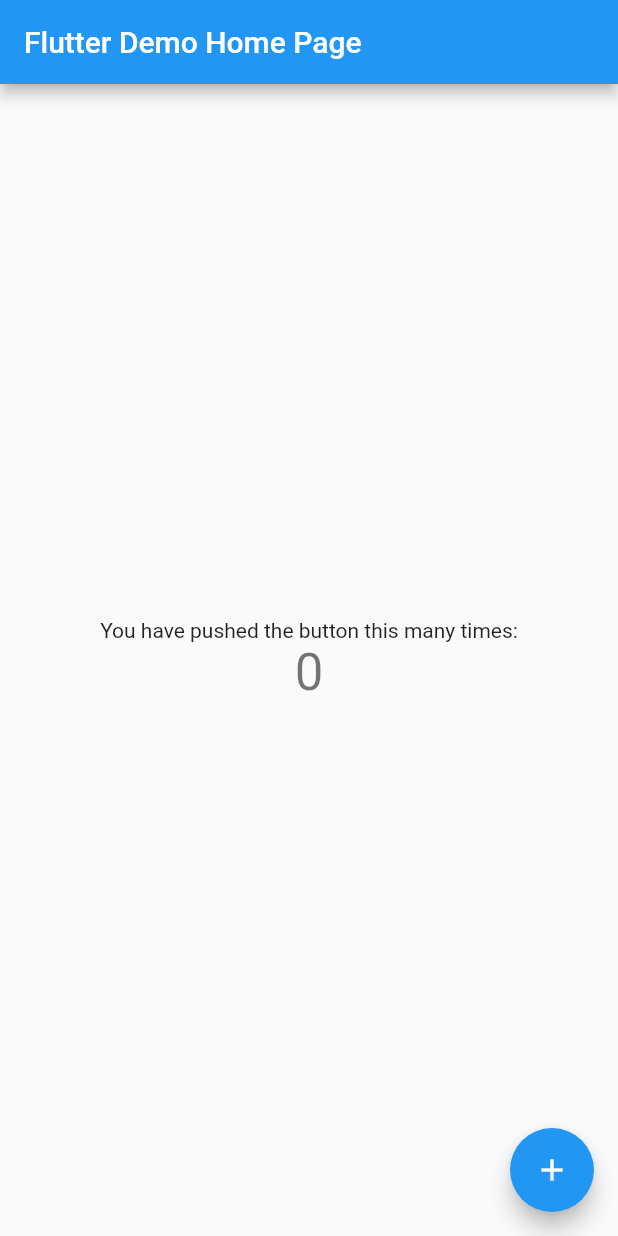
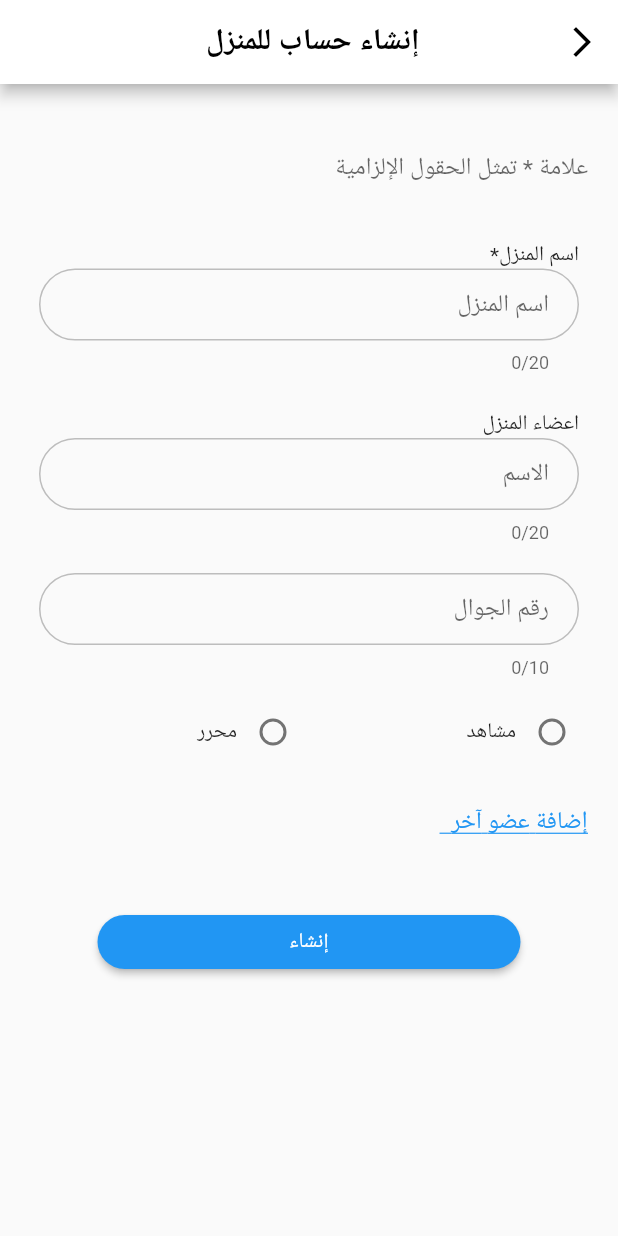
Before and after one commit to reemswe/rashd, a Flutter app: the screen it shows after launch, on a phone screen of 412 x 824 dp. Run offline on Flutter 3.47's test engine with Material 2 defaults, Android fonts, the light colour scheme and no system bars.

Commit message:
basic functionality
yet to deploy Firebase

```diff
--- /dev/null
+++ b/lib/create_house_account.dart
@@ -0,0 +1,244 @@
+import 'package:flutter/material.dart';
+
+class CreateHouseAccount extends StatefulWidget {
+  const CreateHouseAccount({super.key});
+
+  @override
+  State<CreateHouseAccount> createState() => _CreateHouseAccountState();
+}
+
+class _CreateHouseAccountState extends State<CreateHouseAccount> {
+  TextEditingController name = TextEditingController();
+  TextEditingController phone = TextEditingController();
+
+  @override
+  Widget build(BuildContext context) {
+    String memberRole1 = "role";
+    return Scaffold(
+      appBar: AppBar(
+        title: const Text(
+          ' إنشاء حساب للمنزل',
+          style: TextStyle(color: Colors.black, fontWeight: FontWeight.bold),
+        ),
+        centerTitle: true,
+        backgroundColor: Colors.white,
+        foregroundColor: Colors.black,
+        leading: const Text(''),
+        actions: [
+          IconButton(
+            icon: const Icon(Icons.arrow_forward_ios),
+            onPressed: () {
+              Navigator.of(context).pop();
+            },
+          ),
+        ],
+      ),
+      body: Container(
+        transformAlignment: Alignment.topRight,
+        child: ListView(
+          padding: const EdgeInsets.all(20),
+          children: [
+            Container(
+                //padding: const EdgeInsets.fromLTRB(6, 12, 6, 12),
+                padding: const EdgeInsets.fromLTRB(6, 12, 0, 12),
+                child: TextFormField(
+                  // maxLength: 20,
+                  readOnly: true,
+                  textAlign: TextAlign.right,
+                  decoration: const InputDecoration(
+                    hintText: 'علامة * تمثل الحقول الإلزامية',
+                    contentPadding: EdgeInsets.fromLTRB(20, 10, 0, 10),
+                    border: InputBorder.none,
+                  ),
+                )),
+            Container(
+                padding: const EdgeInsets.fromLTRB(6, 12, 6, 12),
+                child: Column(
+                    crossAxisAlignment: CrossAxisAlignment.stretch,
+                    children: <Widget>[
+                      const Text('*اسم المنزل', textAlign: TextAlign.right),
+                      TextFormField(
+                        controller: name,
+                        maxLength: 20,
+                        textAlign: TextAlign.right,
+                        decoration: InputDecoration(
+                          hintText: 'اسم المنزل',
+                          contentPadding:
+                              const EdgeInsets.fromLTRB(20, 10, 20, 10),
+                          focusedBorder: OutlineInputBorder(
+                              borderRadius: BorderRadius.circular(100.0),
+                              borderSide: const BorderSide(color: Colors.grey)),
+                          enabledBorder: OutlineInputBorder(
+                              borderRadius: BorderRadius.circular(100.0),
+                              borderSide:
+                                  BorderSide(color: Colors.grey.shade400)),
+                          errorBorder: OutlineInputBorder(
+                              borderRadius: BorderRadius.circular(100.0),
+                              borderSide: const BorderSide(
+                                  color: Colors.red, width: 2.0)),
+                          focusedErrorBorder: OutlineInputBorder(
+                              borderRadius: BorderRadius.circular(100.0),
+                              borderSide: const BorderSide(
+                                  color: Colors.red, width: 2.0)),
+                        ),
+                      )
+                    ])),
+            Container(
+                padding: const EdgeInsets.fromLTRB(6, 12, 6, 12),
+                child: Column(
+                    crossAxisAlignment: CrossAxisAlignment.stretch,
+                    children: <Widget>[
+                      const Text('اعضاء المنزل ', textAlign: TextAlign.right),
+                      TextFormField(
+                        // maxLength: 20,
+                        maxLength: 20,
+
+                        textAlign: TextAlign.right,
+                        decoration: InputDecoration(
+                          hintText: ' الاسم ',
+                          contentPadding:
+                              const EdgeInsets.fromLTRB(20, 10, 20, 10),
+                          focusedBorder: OutlineInputBorder(
+                              borderRadius: BorderRadius.circular(100.0),
+                              borderSide: const BorderSide(color: Colors.grey)),
+                          enabledBorder: OutlineInputBorder(
+                              borderRadius: BorderRadius.circular(100.0),
+                              borderSide:
+                                  BorderSide(color: Colors.grey.shade400)),
+                          errorBorder: OutlineInputBorder(
+                              borderRadius: BorderRadius.circular(100.0),
+                              borderSide: const BorderSide(
+                                  color: Colors.red, width: 2.0)),
+                          focusedErrorBorder: OutlineInputBorder(
+                              borderRadius: BorderRadius.circular(100.0),
+                              borderSide: const BorderSide(
+                                  color: Colors.red, width: 2.0)),
+                        ),
+                      ),
+                      const SizedBox(
+                        height: 20,
+                      ),
+                      TextFormField(
+                        // maxLength: 20,
+                        maxLength: 10,
+                        textAlign: TextAlign.right,
+                        decoration: InputDecoration(
+                          hintText: ' رقم الجوال ',
+                          contentPadding:
+                              const EdgeInsets.fromLTRB(20, 10, 20, 10),
+                          focusedBorder: OutlineInputBorder(
+                              borderRadius: BorderRadius.circular(100.0),
+                              borderSide: const BorderSide(color: Colors.grey)),
+                          enabledBorder: OutlineInputBorder(
+                              borderRadius: BorderRadius.circular(100.0),
+                              borderSide:
+                                  BorderSide(color: Colors.grey.shade400)),
+                          errorBorder: OutlineInputBorder(
+                              borderRadius: BorderRadius.circular(100.0),
+                              borderSide: const BorderSide(
+                                  color: Colors.red, width: 2.0)),
+                          focusedErrorBorder: OutlineInputBorder(
+                              borderRadius: BorderRadius.circular(100.0),
+                              borderSide: const BorderSide(
+                                  color: Colors.red, width: 2.0)),
+                        ),
+                        keyboardType: TextInputType.number,
+                      ),
+                    ])),
+            Row(
+              //mainAxisAlignment: MainAxisAlignment.end,
+              children: [
+                const Expanded(
+                  child: Text(
+                    '  محرر',
+                    textAlign: TextAlign.right,
+                  ),
+                ),
+                Radio(
+                  value: "editor",
+                  groupValue: memberRole1,
+                  onChanged: (T) {
+                    setState(() {
+                      memberRole1 = T!;
+                    });
+                  },
+                ),
+                const Expanded(
+                    child: Text(
+                  ' مشاهد',
+                  textAlign: TextAlign.right,
+                )),
+                Radio(
+                  value: "viewer",
+                  groupValue: memberRole1,
+                  onChanged: (T) {
+                    //print(T);
+                    setState(() {
+                      memberRole1 = T!;
+                    });
+                  },
+                ),
+              ],
+            ),
+            Container(
+                //padding: const EdgeInsets.fromLTRB(6, 12, 6, 12),
+                padding: const EdgeInsets.fromLTRB(6, 12, 0, 12),
+                child: TextFormField(
+                  // add another house member
+                  // onTap: ,
+                  readOnly: true,
+                  textAlign: TextAlign.right,
+                  decoration: const InputDecoration(
+                      hintText: '  إضافة عضو آخر ',
+                      contentPadding: EdgeInsets.fromLTRB(20, 10, 0, 10),
+                      border: InputBorder.none,
+                      hintStyle: TextStyle(
+                          decoration: TextDecoration.underline,
+                          color: Colors.blue)),
+                )),
+            const SizedBox(
+              height: 10,
+            ),
+            Container(
+                padding: const EdgeInsets.fromLTRB(45, 10, 45, 0),
+                child: ElevatedButton(
+                  onPressed: () {
+                    if (name.text.isEmpty) {
+                      ScaffoldMessenger.of(context).showSnackBar(
+                        const SnackBar(
+                            content: Text(
+                              '  الرجاء إدخال اسم للمنزل',
+                              textAlign: TextAlign.center,
+                            ),
+                            backgroundColor: Colors.redAccent),
+                      );
+                    } else {
+                      ScaffoldMessenger.of(context).showSnackBar(
+                        const SnackBar(
+                            content: Text(
+                              '  تم اضافة المنزل بنجاح',
+                              textAlign: TextAlign.center,
+                            ),
+                            backgroundColor: Colors.green),
+                      );
+                      //navigate back when house added successfully
+                      // Navigator.push(
+                      //     context,
+                      //     MaterialPageRoute(
+                      //       builder: (context) => const ListOfHouseAccounts(),
+                      //     ));
+                    }
+                  },
+                  style: ElevatedButton.styleFrom(
+                    shape: RoundedRectangleBorder(
+                      borderRadius: BorderRadius.circular(30),
+                    ),
+                  ),
+                  child: const Text('إنشاء'),
+                )),
+          ],
+        ),
+      ),
+    );
+  }
+}
--- a/lib/main.dart
+++ b/lib/main.dart
@@ -1,4 +1,5 @@
 import 'package:flutter/material.dart';
+import 'package:rashd/create_house_account.dart';
 
 void main() {
   runApp(const MyApp());
@@ -24,7 +25,7 @@
         // is not restarted.
         primarySwatch: Colors.blue,
       ),
-      home: const MyHomePage(title: 'Flutter Demo Home Page'),
+      home: const CreateHouseAccount(),
     );
   }
 }
```
